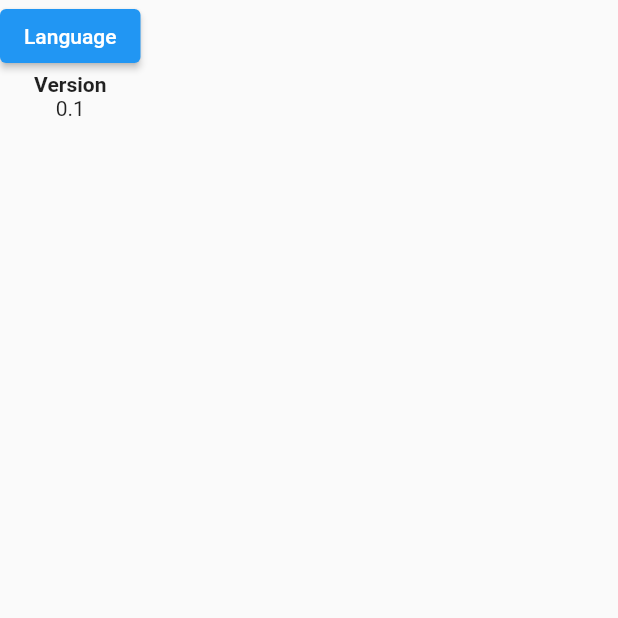
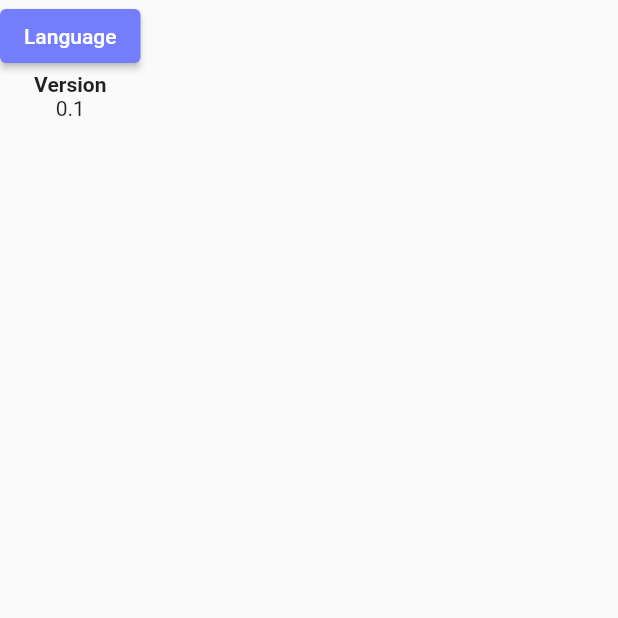
Before and after one commit to RecepBorekci/Pixie, a Flutter app: the screen it shows after launch, after a tap on the "settings" icon, on a phone screen of 412 x 824 dp, the top half of it. Run offline on Flutter 3.47's test engine with Material 2 defaults, Android fonts, the phone set to English and light mode, and no system bars; our stand-ins replace image_picker.

Commit message:
Main - Palette added

```diff
--- a/lib/main.dart
+++ b/lib/main.dart
@@ -1,5 +1,8 @@
 import 'package:flutter/material.dart';
-import 'package:photo_editor/screens/welcome_screen.dart';
+
+import './models/palette.dart';
+
+import './screens/welcome_screen.dart';
 
 void main() {
   runApp(const MyApp());
@@ -11,7 +14,7 @@ class MyApp extends StatelessWidget {
   @override
   Widget build(BuildContext context) {
     return MaterialApp(
-      theme: ThemeData(),
+      theme: ThemeData(primarySwatch: Palette.purpleLight),
       home: WelcomeScreen(),
     );
   }
--- /dev/null
+++ b/lib/models/palette.dart
@@ -0,0 +1,19 @@
+import 'package:flutter/material.dart';
+
+class Palette {
+  static const MaterialColor purpleLight = const MaterialColor(
+    0xff747dfc, // 0% comes in here, this will be color picked if no shade is selected when defining a Color property which doesn’t require a swatch.
+    const <int, Color>{
+      50: const Color(0xff828afc), //10%
+      100: const Color(0xff9097fd), //20%
+      200: const Color(0xff9ea4fd), //30%
+      300: const Color(0xffacb1fd), //40%
+      400: const Color(0xffbabefe), //50%
+      500: const Color(0xffc7cbfe), //60%
+      600: const Color(0xffd5d8fe), //70%
+      700: const Color(0xffe3e5fe), //80%
+      800: const Color(0xfff1f2ff), //90%
+      900: const Color(0xffffffff), //100%
+    },
+  );
+}
```
